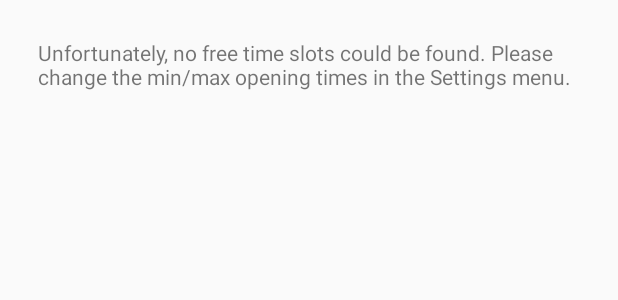
After one commit to JBLanier/CS185FinalProject, an Android app: the layout fragment_valid_time.xml on its own in the app's theme, with its tools: preview values and no code run, on a phone screen of 412 x 824 dp. The commit adds this screen. Shown: the top 300 px of the screen. Run offline under Robolectric (Android 15) with nearby library versions, the phone set to English and light mode, and no system bars.

Commit message:
Half-done work for sam!

```diff
--- a/app/src/main/java/com/example/johnb/openingsfinder/GoogleCalendarClient.java
+++ b/app/src/main/java/com/example/johnb/openingsfinder/GoogleCalendarClient.java
@@ -650,7 +650,7 @@ public class GoogleCalendarClient {
         this.mDimEventColors = dimEventColors;
     }
 
-    private Calendar getFreeSlotMinStartTime() {
+    public Calendar getFreeSlotMinStartTime() {
         SharedPreferences sharedPref = PreferenceManager.getDefaultSharedPreferences(mContext);
         String syncConnPref = sharedPref.getString(SettingsActivity.KEY_MIN_OPENING_START_TIME, "");
         Calendar returnCal = Calendar.getInstance();
@@ -662,7 +662,7 @@ public class GoogleCalendarClient {
 
     }
 
-    private Calendar getFreeSlotMaxEndTime() {
+    public Calendar getFreeSlotMaxEndTime() {
         SharedPreferences sharedPref = PreferenceManager.getDefaultSharedPreferences(mContext);
         String syncConnPref = sharedPref.getString(SettingsActivity.KEY_MAX_OPENING_END_TIME, "");
         Calendar returnCal = Calendar.getInstance();
--- /dev/null
+++ b/app/src/main/res/layout/fragment_valid_time.xml
@@ -0,0 +1,15 @@
+<FrameLayout xmlns:android="http://schemas.android.com/apk/res/android"
+    xmlns:tools="http://schemas.android.com/tools"
+    android:layout_width="match_parent"
+    android:layout_height="match_parent"
+    tools:context="com.example.johnb.openingsfinder.ValidTimeFragment">
+
+
+    <TextView
+        android:layout_margin="25dp"
+        android:layout_width="wrap_content"
+        android:layout_height="wrap_content"
+        android:text="Unfortunately, no free time slots could be found. Please change the min/max opening times in the Settings menu."
+        android:id="@+id/textView"
+        android:layout_gravity="left|top" />
+</FrameLayout>
--- a/app/src/main/res/layout/nav_header_main.xml
+++ b/app/src/main/res/layout/nav_header_main.xml
@@ -7,5 +7,4 @@
     android:theme="@style/ThemeOverlay.AppCompat.Dark">
 
 
-
 </LinearLayout>
```
Also changed, not shown: app/src/main/java/com/example/johnb/openingsfinder/MainActivity.java (+64 -34 lines), app/src/main/java/com/example/johnb/openingsfinder/ValidTimeFragment.java (added, +66 -0 lines), app/src/main/res/drawable-hdpi/ic_check.png (added), app/src/main/res/drawable-mdpi/ic_check.png (added), app/src/main/res/drawable-xhdpi/ic_check.png (added), app/src/main/res/drawable-xxhdpi/ic_check.png (added).
